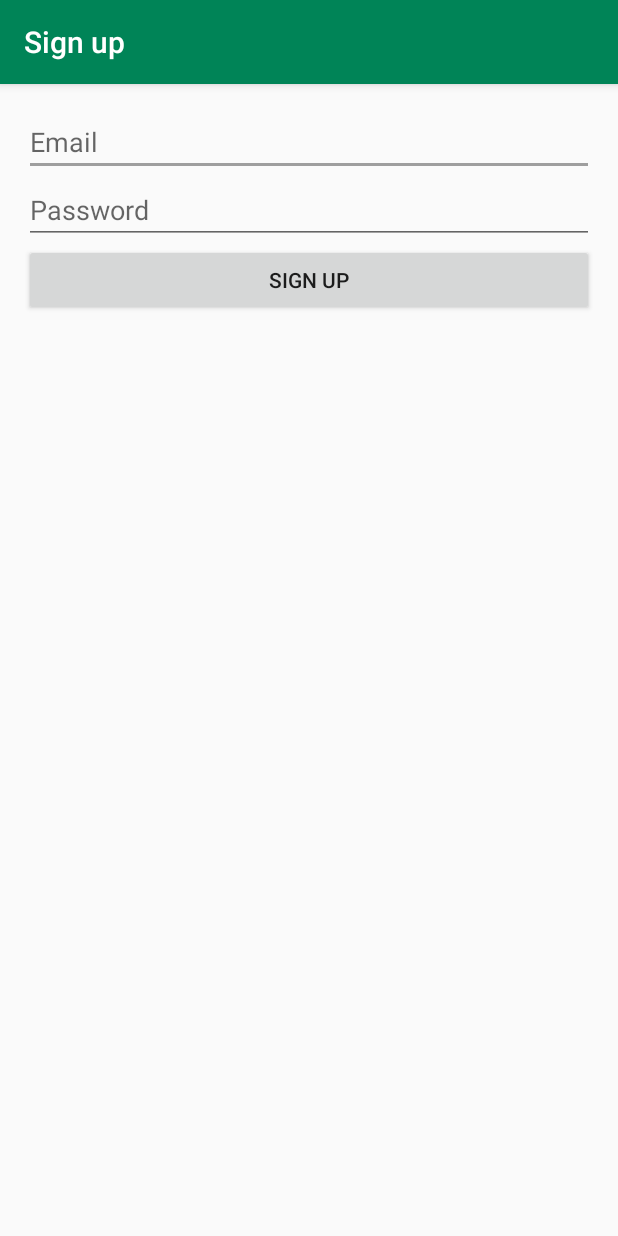
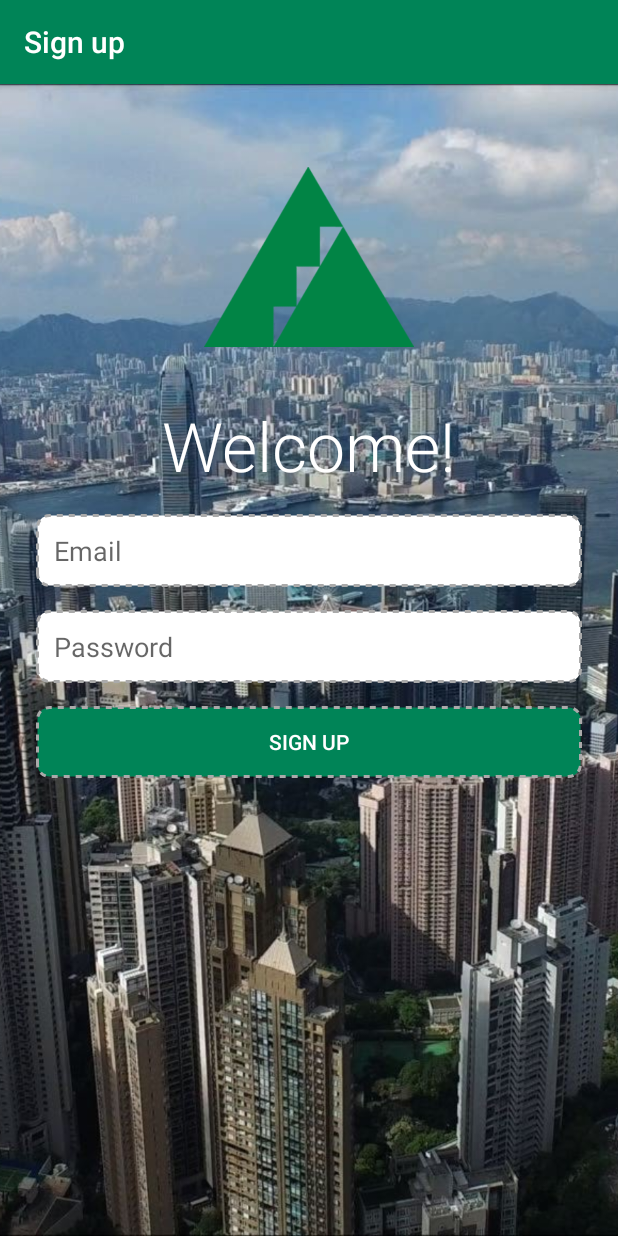
Before and after one commit to clonetrooper67/JAM, an Android app: the SignUpActivity screen opened directly, with no data from a screen before it, on a phone screen of 412 x 824 dp. Run offline under Robolectric (Android 15) with nearby library versions, the phone set to English and light mode, and no system bars; our stand-ins replace Firebase (no records; nobody signed in at launch, a user with empty details on screens opened directly).

Commit message:
New log in and sign in back ground

```diff
--- a/app/src/main/res/layout/activity_log_in.xml
+++ b/app/src/main/res/layout/activity_log_in.xml
@@ -4,13 +4,13 @@
     android:layout_width="match_parent"
     android:layout_height="match_parent"
     android:orientation="vertical"
-    android:paddingBottom="@dimen/activity_vertical_margin"
-    android:paddingLeft="@dimen/activity_horizontal_margin"
-    android:paddingRight="@dimen/activity_horizontal_margin"
-    android:background="@color/colorSecondary"
-    android:paddingTop="@dimen/activity_vertical_margin"
+    tools:context="example.com.jam.LogInActivity">
 
-    tools:context="example.com.jam.LogInActivity">
+    <ImageView
+        android:layout_width="match_parent"
+        android:layout_height="match_parent"
+        android:scaleType="centerCrop"
+        android:src="@drawable/back"/>
 
     <LinearLayout
         android:id="@+id/activity_main"
@@ -79,6 +79,7 @@
 android:id="@+id/signUpText"
 android:layout_width="wrap_content"
 android:layout_height="wrap_content"
+        android:textColor="@android:color/white"
         android:text="@string/sign_up_text"
         android:layout_alignParentBottom="true"
         android:layout_centerHorizontal="true"></TextView>
--- a/app/src/main/res/layout/activity_sign_up.xml
+++ b/app/src/main/res/layout/activity_sign_up.xml
@@ -3,38 +3,92 @@
 xmlns:tools="http://schemas.android.com/tools"
 android:layout_width="match_parent"
 android:layout_height="match_parent"
-android:paddingBottom="@dimen/activity_vertical_margin"
-android:paddingLeft="@dimen/activity_horizontal_margin"
-android:paddingRight="@dimen/activity_horizontal_margin"
-android:paddingTop="@dimen/activity_vertical_margin"
+
 tools:context=".SignUpActivity" >
 
-<EditText android:id="@+id/emailField"
+
+    <ImageView
+        android:layout_width="match_parent"
+        android:layout_height="match_parent"
+        android:scaleType="centerCrop"
+        android:src="@drawable/back2"/>
+
+    <LinearLayout
+        android:id="@+id/activity_main"
+        android:layout_width="match_parent"
+        android:layout_height="wrap_content"
+        android:orientation="vertical"
+        android:layout_alignParentTop="true"
+        android:layout_alignParentStart="true">
+
+
+        <ImageView
+            android:id="@+id/photo_image_view"
+            android:layout_width="140dp"
+            android:layout_height="120dp"
+            android:scaleType="centerCrop"
+            android:layout_gravity="center"
+            android:layout_marginTop="55dp"
+            android:layout_marginBottom="35dp"
+            android:src="@drawable/JA2" />
+
+        <TextView
+            android:layout_width="wrap_content"
+            android:layout_height="wrap_content"
+            android:text="Welcome!"
+            android:textSize="45sp"
+            android:fontFamily="sans-serif-light"
+            android:textColor="@android:color/white"
+            android:layout_alignParentTop="true"
+            android:layout_alignParentLeft="true"
+            android:layout_alignParentStart="true"
+            android:layout_gravity="center"
+            android:id="@+id/textView5" />
+
+        <EditText
+            android:id="@+id/emailField"
             android:layout_width="match_parent"
             android:layout_height="wrap_content"
             android:layout_alignParentLeft="true"
             android:layout_alignParentTop="true"
+            android:layout_below="@+id/photo_image_view"
             android:ems="10"
-    android:inputType="textEmailAddress"
-    android:hint="@string/email_hint" >
+            android:layout_marginLeft="24dp"
+            android:layout_marginRight="24dp"
+            android:layout_marginTop="15dp"
+            android:background="@drawable/shaperectangle2"
+            android:hint="@string/email_hint"
+            android:inputType="textEmailAddress">
 
             <requestFocus></requestFocus>
         </EditText>
 
-<EditText android:id="@+id/passwordField"
+        <EditText
+            android:id="@+id/passwordField"
             android:layout_width="match_parent"
             android:layout_height="wrap_content"
             android:layout_alignLeft="@+id/emailField"
             android:layout_below="@+id/emailField"
             android:ems="10"
-    android:inputType="textPassword"
-    android:hint="@string/password_hint"></EditText>
+            android:hint="@string/password_hint"
+            android:layout_marginLeft="24dp"
+            android:layout_marginRight="24dp"
+            android:layout_marginTop="15dp"
+            android:background="@drawable/shaperectangle2"
+            android:inputType="textPassword"></EditText>
 
         <Button android:id="@+id/signupButton"
+            android:textColor="@android:color/white"
             android:layout_width="match_parent"
             android:layout_height="wrap_content"
+            android:layout_alignParentStart="true"
             android:layout_alignLeft="@+id/passwordField"
             android:layout_below="@+id/passwordField"
+            android:background="@drawable/shaperectangle"
+            android:layout_marginTop="15dp"
+            android:layout_marginLeft="24dp"
+            android:layout_marginRight="24dp"
             android:text="@string/sign_up_button_label"></Button>
 
+    </LinearLayout>
 </RelativeLayout>
```
Also changed, not shown: app/src/main/res/drawable/JA2.png (added), app/src/main/res/drawable/back.jpg (added), app/src/main/res/drawable/back2.jpg (added), app/src/main/res/drawable/welcome.png (added). Lines whose indentation alone changed are shown as unchanged.
